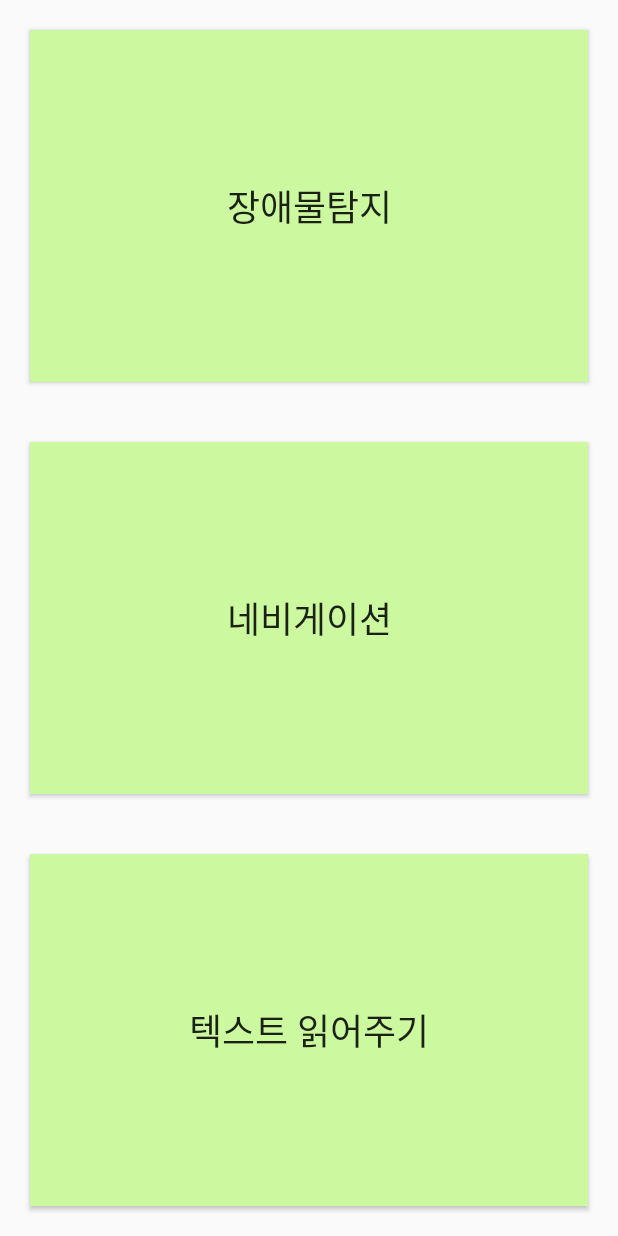
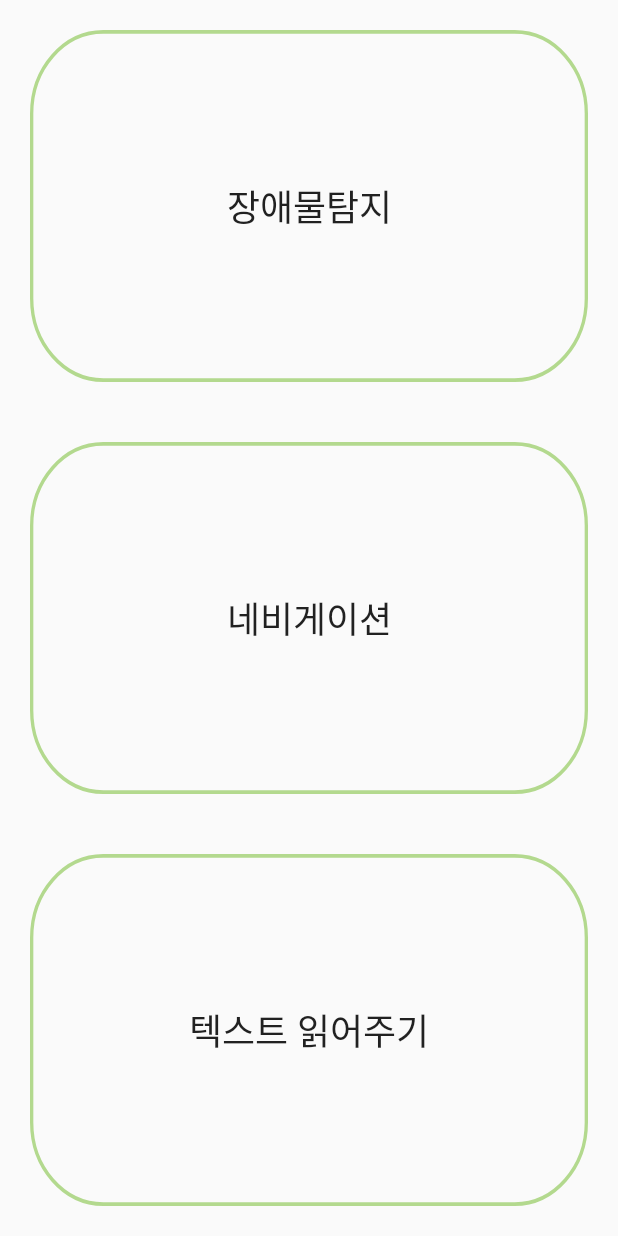
Before and after one commit to FongleDS/EyesoneApp, an Android app: the screen it shows after launch (MainActivity), on a phone screen of 412 x 824 dp. Run offline under Robolectric (Android 15) with nearby library versions, the phone set to English and light mode, and no system bars.

```diff
--- /dev/null
+++ b/app/src/main/res/drawable/btn_main.xml
@@ -0,0 +1,10 @@
+<vector xmlns:android="http://schemas.android.com/apk/res/android"
+    android:width="335dp"
+    android:height="185dp"
+    android:viewportWidth="335"
+    android:viewportHeight="185">
+    <path
+        android:strokeColor="#FFB3D98E"
+        android:strokeWidth="2"
+        android:pathData="M1 44c0-23.75 19.25-43 43-43h247c23.75 0 43 19.25 43 43v97c0 23.75-19.25 43-43 43h-247c-23.75 0-43-19.25-43-43z"/>
+</vector>
--- a/app/src/main/res/layout/activity_main.xml
+++ b/app/src/main/res/layout/activity_main.xml
@@ -10,7 +10,7 @@
         android:id="@+id/detect"
         android:layout_width="0dp"
         android:layout_height="0dp"
-        android:background="#CCF9A0"
+        android:background="@drawable/btn_main"
         android:text="장애물탐지"
         android:textSize="24sp"
         android:layout_margin="20dp"
@@ -24,7 +24,7 @@
         android:id="@+id/nevi"
         android:layout_width="0dp"
         android:layout_height="0dp"
-        android:background="#CCF9A0"
+        android:background="@drawable/btn_main"
         android:text="네비게이션"
         android:layout_margin="20dp"
         android:textSize="24sp"
@@ -38,7 +38,7 @@
         android:id="@+id/textreader"
         android:layout_width="0dp"
         android:layout_height="0dp"
-        android:background="#CCF9A0"
+        android:background="@drawable/btn_main"
         android:text="텍스트 읽어주기"
         android:textSize="24sp"
         android:layout_margin="20dp"
```
